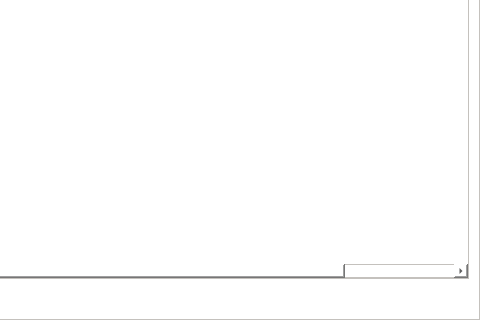
Above: src/qt/forms/coincontroldialog.ui from piratecash/piratecash before the change; both pictures show x 620 to 1100 and y 195 to 515 of the 1100 by 515 pixel window. Below: the same form after it.
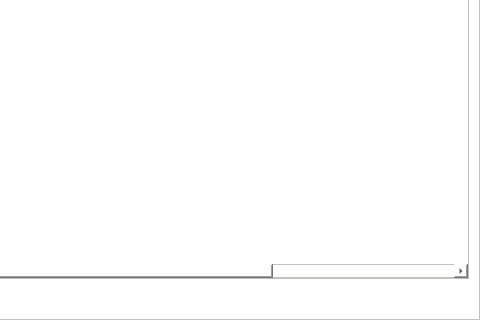
That is the form after the change. Custom widgets are drawn as their Qt base class.

Commit message: Fixed: Date sort doesn't work #8

```diff
--- a/src/qt/forms/coincontroldialog.ui
+++ b/src/qt/forms/coincontroldialog.ui
@@ -537,7 +537,7 @@
       <bool>false</bool>
      </property>
      <property name="columnCount">
-      <number>12</number>
+      <number>13</number>
      </property>
      <attribute name="headerShowSortIndicator" stdset="0">
       <bool>true</bool>
@@ -608,6 +608,11 @@
        <string/>
       </property>
      </column>
+     <column>
+      <property name="text">
+       <string/>
+      </property>
+     </column>
     </widget>
    </item>
    <item>
```
The commit also changes 1 other file.
